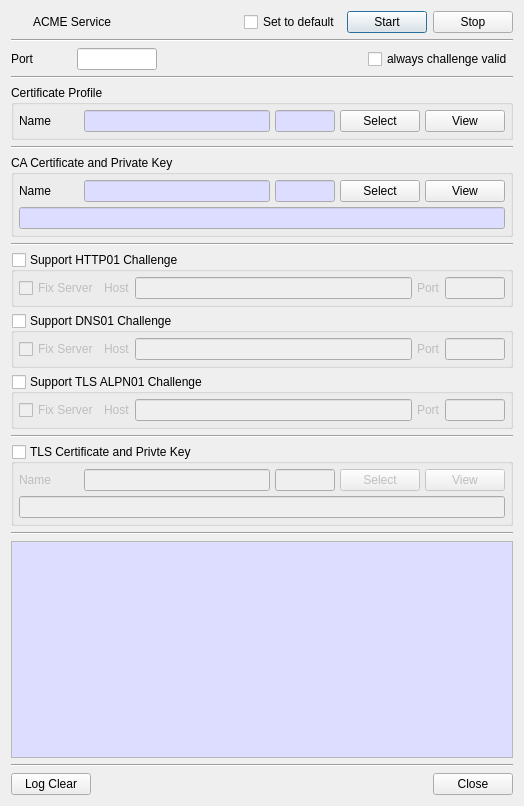
The window that CertMan/acme_service_dlg.ui (jykim74/CertMan) describes before a commit, drawn with Qt 5.
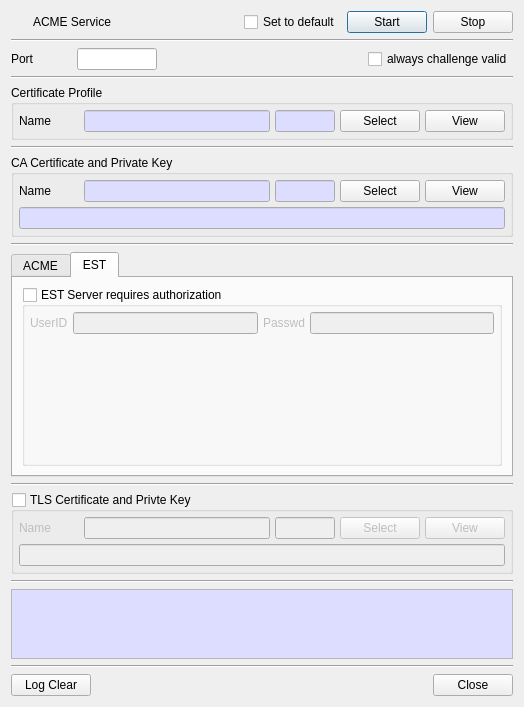
The same window after the commit. Icons and pictures are not drawn.

Commit message: TSP, EST 에서 Authorization 옵션 지원

Patch:
```diff
--- a/CertMan/acme_service_dlg.ui
+++ b/CertMan/acme_service_dlg.ui
@@ -7,7 +7,7 @@
     <x>0</x>
     <y>0</y>
     <width>524</width>
-    <height>806</height>
+    <height>702</height>
    </rect>
   </property>
   <property name="windowTitle">
@@ -447,6 +447,16 @@
     </widget>
    </item>
    <item>
+    <widget class="QTabWidget" name="tabWidget">
+     <property name="currentIndex">
+      <number>1</number>
+     </property>
+     <widget class="QWidget" name="mACMETab">
+      <attribute name="title">
+       <string>ACME</string>
+      </attribute>
+      <layout class="QVBoxLayout" name="verticalLayout_8">
+       <item>
     <widget class="QGroupBox" name="mHTTP01Group">
      <property name="minimumSize">
       <size>
@@ -666,6 +676,84 @@
        </layout>
       </item>
      </layout>
+        </widget>
+       </item>
+      </layout>
+     </widget>
+     <widget class="QWidget" name="mESTTab">
+      <attribute name="title">
+       <string>EST</string>
+      </attribute>
+      <layout class="QVBoxLayout" name="verticalLayout_9">
+       <item>
+        <widget class="QGroupBox" name="mESTAuthGroup">
+         <property name="title">
+          <string>EST Server requires authorization</string>
+         </property>
+         <property name="checkable">
+          <bool>true</bool>
+         </property>
+         <property name="checked">
+          <bool>false</bool>
+         </property>
+         <layout class="QVBoxLayout" name="verticalLayout_10">
+          <property name="spacing">
+           <number>5</number>
+          </property>
+          <property name="leftMargin">
+           <number>5</number>
+          </property>
+          <property name="topMargin">
+           <number>5</number>
+          </property>
+          <property name="rightMargin">
+           <number>5</number>
+          </property>
+          <property name="bottomMargin">
+           <number>5</number>
+          </property>
+          <item>
+           <layout class="QGridLayout" name="gridLayout_10">
+            <item row="0" column="2">
+             <widget class="QLabel" name="label_13">
+              <property name="text">
+               <string>Passwd</string>
+              </property>
+             </widget>
+            </item>
+            <item row="0" column="0">
+             <widget class="QLabel" name="label_12">
+              <property name="text">
+               <string>UserID</string>
+              </property>
+             </widget>
+            </item>
+            <item row="0" column="1">
+             <widget class="QLineEdit" name="mESTUserIDText"/>
+            </item>
+            <item row="0" column="3">
+             <widget class="QLineEdit" name="mESTPasswdText"/>
+            </item>
+           </layout>
+          </item>
+          <item>
+           <spacer name="verticalSpacer">
+            <property name="orientation">
+             <enum>Qt::Vertical</enum>
+            </property>
+            <property name="sizeHint" stdset="0">
+             <size>
+              <width>20</width>
+              <height>40</height>
+             </size>
+            </property>
+           </spacer>
+          </item>
+         </layout>
+        </widget>
+       </item>
+      </layout>
+     </widget>
     </widget>
    </item>
    <item>
```
Lines whose indentation alone changed are shown as unchanged. The commit also changes 8 other files.
